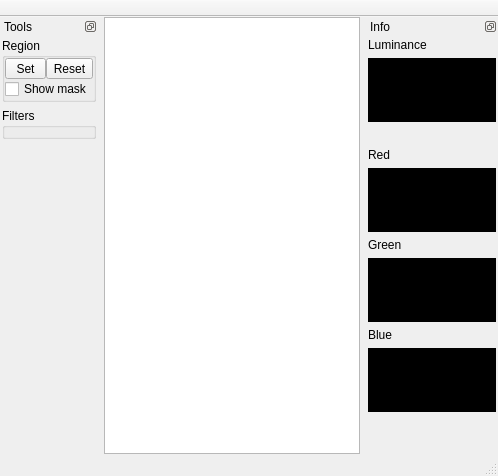
Qt form mainwindow.ui (borman/mgraph01-editor) before a commit.
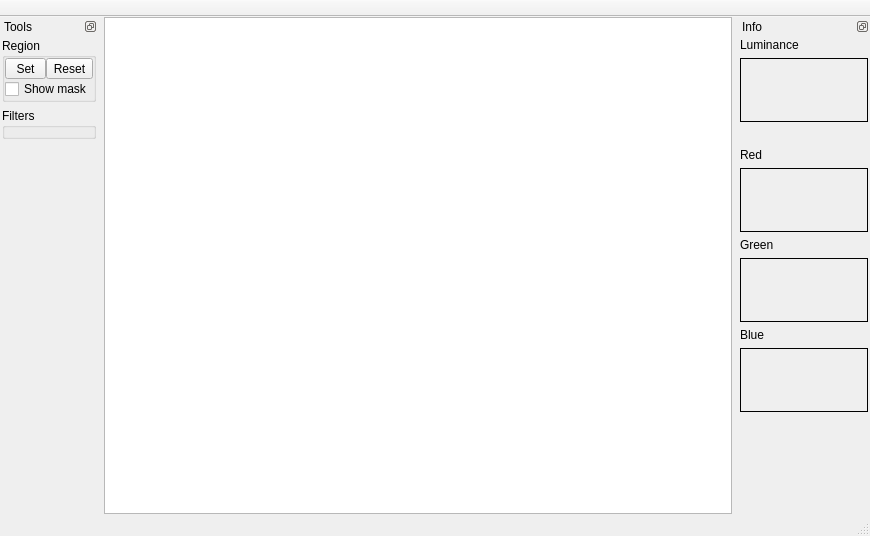
The same form after that commit.

Commit message: UI polished Gaussian filter size optimized

Patch:
```diff
--- a/mainwindow.ui
+++ b/mainwindow.ui
@@ -2,6 +2,14 @@
 <ui version="4.0">
  <class>MainWindow</class>
  <widget class="QMainWindow" name="MainWindow">
+  <property name="geometry">
+   <rect>
+    <x>0</x>
+    <y>0</y>
+    <width>870</width>
+    <height>536</height>
+   </rect>
+  </property>
   <property name="windowTitle">
    <string>Image Editor</string>
   </property>
@@ -246,9 +254,6 @@
          </disabled>
         </palette>
        </property>
-       <property name="autoFillBackground">
-        <bool>true</bool>
-       </property>
        <property name="frameShape">
         <enum>QFrame::StyledPanel</enum>
        </property>
@@ -379,9 +384,6 @@
          </disabled>
         </palette>
        </property>
-       <property name="autoFillBackground">
-        <bool>true</bool>
-       </property>
        <property name="frameShape">
         <enum>QFrame::StyledPanel</enum>
        </property>
@@ -496,9 +498,6 @@
          </disabled>
         </palette>
        </property>
-       <property name="autoFillBackground">
-        <bool>true</bool>
-       </property>
        <property name="frameShape">
         <enum>QFrame::StyledPanel</enum>
        </property>
@@ -613,9 +612,6 @@
          </disabled>
         </palette>
        </property>
-       <property name="autoFillBackground">
-        <bool>true</bool>
-       </property>
        <property name="frameShape">
         <enum>QFrame::StyledPanel</enum>
        </property>
```
The commit also changes 3 other files.
